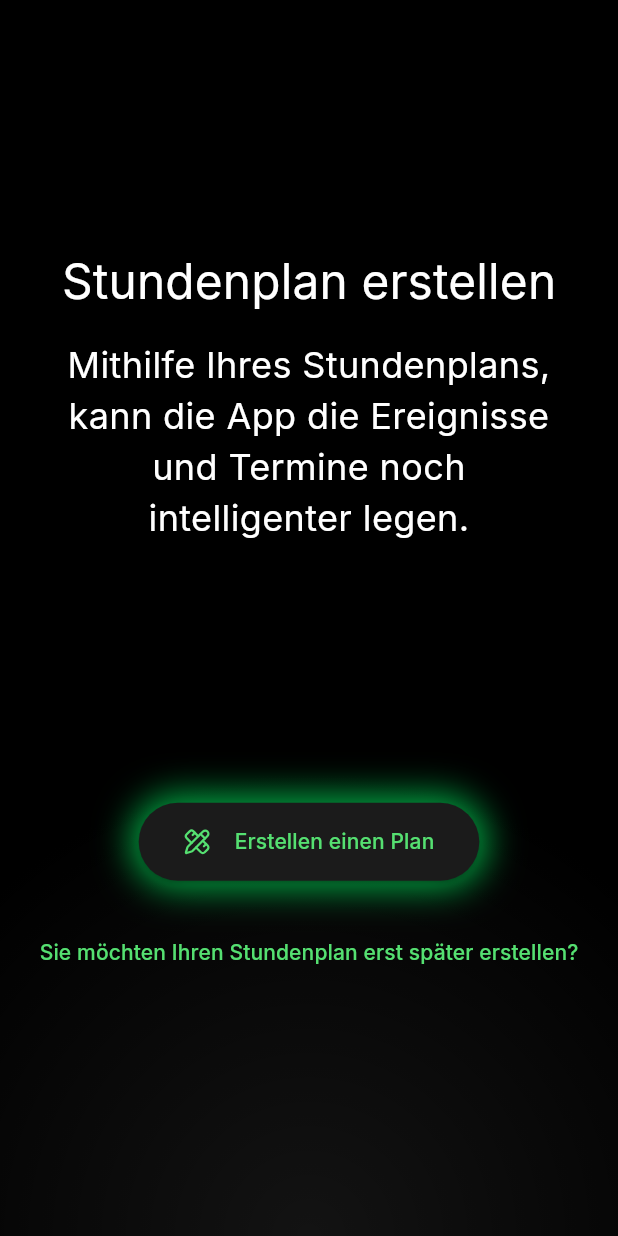
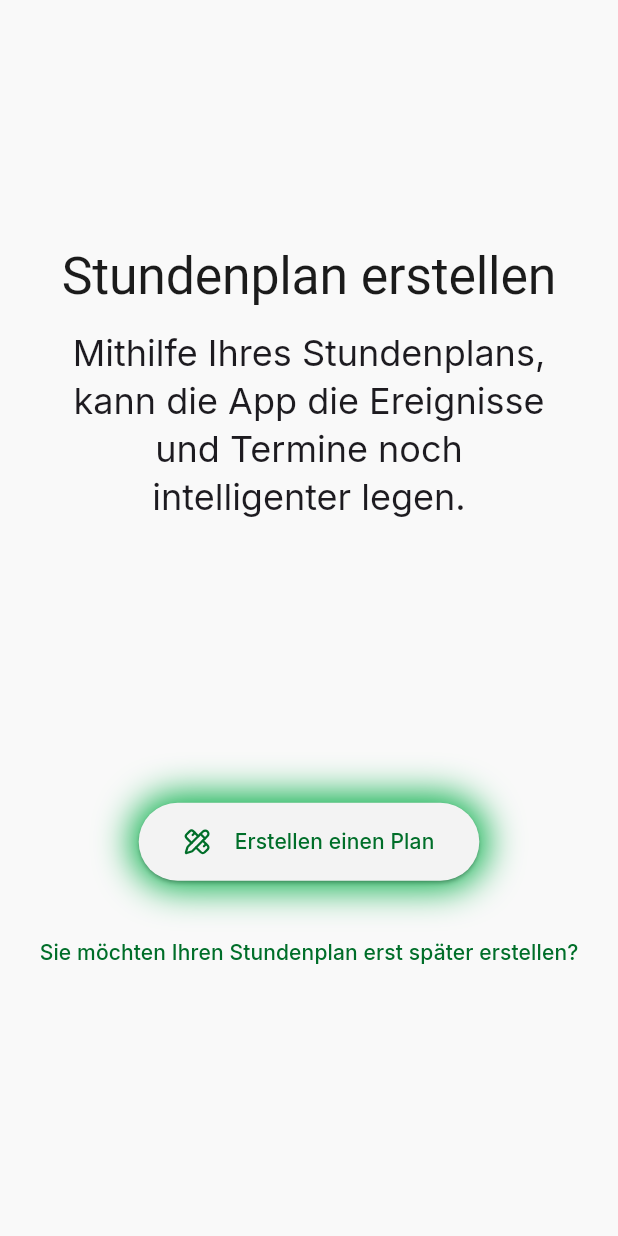
Before and after one commit to zTomz/schulplaner, a Flutter app: the screen it shows after launch, after a tap on "Starten", on a phone screen of 412 x 824 dp. Run offline on Flutter 3.47's test engine with Material 3 defaults, Android fonts, the phone set to English and light mode, and no system bars; our stand-ins replace auto_route, equatable, firebase_auth, firebase_core, flutter_colorpicker, flutter_hooks and 2 more; accounts and stored records are empty; generated files the repository leaves out were written again.

Commit message:
UI updates + light mode added

```diff
--- a/lib/common/widgets/custom_app_bar.dart
+++ b/lib/common/widgets/custom_app_bar.dart
@@ -1,5 +1,4 @@
 import 'package:flutter/material.dart';
-import 'package:schulplaner/config/theme/text_styles.dart';
 
 class CustomAppBar extends StatelessWidget implements PreferredSizeWidget {
   final Widget title;
@@ -19,7 +18,7 @@ class CustomAppBar extends StatelessWidget implements PreferredSizeWidget {
       elevation: 0,
       toolbarHeight: 115,
       title: DefaultTextStyle(
-        style: TextStyles.title,
+        style: Theme.of(context).textTheme.displayLarge!,
         child: title,
       ),
       actions: actions,
--- a/lib/common/widgets/gradient_scaffold.dart
+++ b/lib/common/widgets/gradient_scaffold.dart
@@ -11,15 +11,14 @@ class GradientScaffold extends StatelessWidget {
   /// Optional. The floating action button of the scaffold.
   final Widget? floatingActionButton;
 
-  /// Optional. The color of the gradient. Default is [AppColors.primaryColor].
-  final Color? color;
+  final bool withoutGradient;
 
   const GradientScaffold({
     super.key,
     required this.body,
     this.appBar,
     this.floatingActionButton,
-    this.color = AppColors.primaryColor,
+    this.withoutGradient = false,
   });
 
   @override
@@ -29,13 +28,13 @@ class GradientScaffold extends StatelessWidget {
       body: Stack(
         children: [
           Container(
-            decoration: BoxDecoration(
+            decoration: withoutGradient ? null : BoxDecoration(
               gradient: RadialGradient(
                 center: Alignment.bottomCenter,
                 radius: 0.75,
                 colors: [
-                  color!,
-                  AppColors.backgroundColor,
+                  Theme.of(context).colorScheme.primaryContainer,
+                  Theme.of(context).colorScheme.surface,
                 ],
               ),
             ),
--- a/lib/config/theme/app_theme.dart
+++ b/lib/config/theme/app_theme.dart
@@ -2,6 +2,44 @@ import 'package:flutter/material.dart';
 import 'package:google_fonts/google_fonts.dart';
 
 abstract class AppTheme {
+  static final ThemeData lightTheme = ThemeData(
+    brightness: Brightness.light,
+    colorScheme: lightScheme(),
+    visualDensity: VisualDensity.standard,
+    textTheme: GoogleFonts.interTextTheme(
+      ThemeData(
+        brightness: Brightness.light,
+      ).textTheme,
+    ).copyWith(
+      displayLarge: const TextStyle(
+        fontSize: 70,
+      ),
+      displayMedium: const TextStyle(
+        fontSize: 50,
+      ),
+    ),
+    elevatedButtonTheme: ElevatedButtonThemeData(
+      style: ElevatedButton.styleFrom(
+        padding: const EdgeInsets.symmetric(
+          horizontal: 30,
+          vertical: 16,
+        ),
+      ),
+    ),
+    floatingActionButtonTheme: const FloatingActionButtonThemeData(
+      backgroundColor: Color(0xffeeeeee), // Surface container
+      foregroundColor: Color(0xff006e29), // Primary
+    ),
+    iconTheme: const IconThemeData(
+      color: Color(0xff1b1b1b), // On surface
+    ),
+    iconButtonTheme: IconButtonThemeData(
+      style: IconButton.styleFrom(
+        foregroundColor: const Color(0xff1b1b1b), // On surface
+      ),
+    ),
+  );
+
   static final ThemeData darkTheme = ThemeData(
     brightness: Brightness.dark,
     colorScheme: darkScheme(),
@@ -37,6 +75,57 @@ abstract class AppTheme {
       ),
     ),
   );
+
+  static ColorScheme lightScheme() {
+    return const ColorScheme(
+      brightness: Brightness.light,
+      primary: Color(0xff006e29),
+      surfaceTint: Color(0xff006e29),
+      onPrimary: Color(0xffffffff),
+      primaryContainer: Color(0xff24ba50),
+      onPrimaryContainer: Color(0xff001c05),
+      secondary: Color(0xff003ece),
+      onSecondary: Color(0xffffffff),
+      secondaryContainer: Color(0xff3965ff),
+      onSecondaryContainer: Color(0xffffffff),
+      tertiary: Color(0xff005db8),
+      onTertiary: Color(0xffffffff),
+      tertiaryContainer: Color(0xff68a2ff),
+      onTertiaryContainer: Color(0xff001634),
+      error: Color(0xffba1a1a),
+      onError: Color(0xffffffff),
+      errorContainer: Color(0xffffdad6),
+      onErrorContainer: Color(0xff410002),
+      surface: Color(0xfff9f9f9),
+      onSurface: Color(0xff1b1b1b),
+      onSurfaceVariant: Color(0xff444748),
+      outline: Color(0xff747878),
+      outlineVariant: Color(0xffc4c7c7),
+      shadow: Color(0xff000000),
+      scrim: Color(0xff000000),
+      inverseSurface: Color(0xff303030),
+      inversePrimary: Color(0xff55e071),
+      primaryFixed: Color(0xff73fe8a),
+      onPrimaryFixed: Color(0xff002107),
+      primaryFixedDim: Color(0xff55e071),
+      onPrimaryFixedVariant: Color(0xff00531d),
+      secondaryFixed: Color(0xffdde1ff),
+      onSecondaryFixed: Color(0xff001454),
+      secondaryFixedDim: Color(0xffb8c4ff),
+      onSecondaryFixedVariant: Color(0xff0037ba),
+      tertiaryFixed: Color(0xffd6e3ff),
+      onTertiaryFixed: Color(0xff001b3e),
+      tertiaryFixedDim: Color(0xffaac7ff),
+      onTertiaryFixedVariant: Color(0xff00458d),
+      surfaceDim: Color(0xffdadada),
+      surfaceBright: Color(0xfff9f9f9),
+      surfaceContainerLowest: Color(0xffffffff),
+      surfaceContainerLow: Color(0xfff3f3f3),
+      surfaceContainer: Color(0xffeeeeee),
+      surfaceContainerHigh: Color(0xffe8e8e8),
+      surfaceContainerHighest: Color(0xffe2e2e2),
+    );
+  }
 
   static ColorScheme darkScheme() {
     return const ColorScheme(
--- a/lib/config/theme/text_styles.dart
+++ /dev/null
@@ -1,19 +0,0 @@
-import 'package:flutter/material.dart';
-import 'package:schulplaner/config/theme/app_colors.dart';
-
-abstract class TextStyles {
-  static const TextStyle titleLarge = TextStyle(
-    color: AppColors.foregroundColor,
-    fontSize: 70,
-  );
-
-  static const TextStyle title = TextStyle(
-    color: AppColors.foregroundColor,
-    fontSize: 50,
-  );
-
-  static const TextStyle body = TextStyle(
-    color: AppColors.foregroundColor,
-    fontSize: 24,
-  );
-}
--- a/lib/features/account_creation/pages/create_weekly_schedule_page.dart
+++ b/lib/features/account_creation/pages/create_weekly_schedule_page.dart
@@ -12,7 +12,6 @@ import 'package:schulplaner/common/widgets/gradient_scaffold.dart';
 import 'package:schulplaner/common/widgets/weekly_schedule/weekly_schedule.dart';
 import 'package:schulplaner/config/routes/router.gr.dart';
 import 'package:schulplaner/common/constants/numbers.dart';
-import 'package:schulplaner/config/theme/text_styles.dart';
 import 'package:schulplaner/features/account_creation/models/create_weekly_schedule_data.dart';
 
 class CreateWeeklySchedulePage extends HookWidget {
@@ -32,9 +31,9 @@ class CreateWeeklySchedulePage extends HookWidget {
 
     return GradientScaffold(
       appBar: CustomAppBar(
-        title: const Text(
+        title:  Text(
           "Stundenplan erstellen",
-          style: TextStyles.title,
+          style: Theme.of(context).textTheme.displayLarge,
         ),
         actions: [
           Row(
--- a/lib/features/account_creation/pages/sign_up_sign_in_page.dart
+++ b/lib/features/account_creation/pages/sign_up_sign_in_page.dart
@@ -10,7 +10,6 @@ import 'package:schulplaner/common/widgets/custom_text_field.dart';
 import 'package:schulplaner/common/widgets/gradient_scaffold.dart';
 import 'package:schulplaner/common/constants/numbers.dart';
 import 'package:schulplaner/config/routes/router.gr.dart';
-import 'package:schulplaner/config/theme/text_styles.dart';
 import 'package:schulplaner/features/account_creation/models/create_weekly_schedule_data.dart';
 
 @RoutePage()
@@ -46,7 +45,7 @@ class SignUpSignInPage extends HookWidget {
             children: [
               Text(
                 isSigningUp.value ? "Account erstellen" : "Anmelden",
-                style: TextStyles.title,
+                style: Theme.of(context).textTheme.displayLarge,
                 textAlign: TextAlign.center,
               ),
               const SizedBox(height: Spacing.small),
@@ -54,7 +53,7 @@ class SignUpSignInPage extends HookWidget {
                 isSigningUp.value
                     ? "Zuletzt müssen Sie einen Account erstellen, dann kann es losgehen!"
                     : "Melden Sie sich nun noch bei Ihrem Account an, um loszulegen.",
-                style: TextStyles.body,
+                style: Theme.of(context).textTheme.headlineSmall,
                 textAlign: TextAlign.center,
                 softWrap: true,
               ),
--- a/lib/features/account_creation/widgets/account_creation_layout.dart
+++ b/lib/features/account_creation/widgets/account_creation_layout.dart
@@ -2,7 +2,6 @@ import 'package:flutter/material.dart';
 import 'package:schulplaner/common/widgets/gradient_scaffold.dart';
 import 'package:schulplaner/config/theme/app_colors.dart';
 import 'package:schulplaner/common/constants/numbers.dart';
-import 'package:schulplaner/config/theme/text_styles.dart';
 
 class AccountCreationLayout extends StatelessWidget {
   /// The title of the layout
@@ -40,7 +39,7 @@ class AccountCreationLayout extends StatelessWidget {
   @override
   Widget build(BuildContext context) {
     return GradientScaffold(
-      color: buttonHasShadow ? Colors.transparent : AppColors.primaryColor,
+      withoutGradient: buttonHasShadow,
       body: Padding(
         padding: EdgeInsets.symmetric(
           vertical: MediaQuery.sizeOf(context).height * 0.2,
@@ -55,14 +54,14 @@ class AccountCreationLayout extends StatelessWidget {
                     FittedBox(
                       child: Text(
                         title,
-                        style: TextStyles.titleLarge,
+                        style: Theme.of(context).textTheme.displayLarge,
                         textAlign: TextAlign.center,
                       ),
                     ),
                     const SizedBox(height: Spacing.medium),
                     Text(
                       description,
-                      style: TextStyles.body,
+                      style: Theme.of(context).textTheme.headlineSmall,
                       textAlign: TextAlign.center,
                       softWrap: true,
                     ),
--- a/lib/features/app_navigation/widgets/custom_navigation_rail.dart
+++ b/lib/features/app_navigation/widgets/custom_navigation_rail.dart
@@ -41,7 +41,7 @@ class CustomNavigationRail extends StatelessWidget {
       curve: Curves.decelerate,
       width: extended ? _kExtendedRailWidth : _kRailWidth,
       decoration: BoxDecoration(
-        color: Theme.of(context).colorScheme.surface,
+        color: Theme.of(context).colorScheme.surfaceContainer,
       ),
       child: SafeArea(
         child: Column(
@@ -113,7 +113,7 @@ class CustomNavigationRail extends StatelessWidget {
                             color:
                                 selectedIndex == destinations.indexOf(destination)
                                     ? Theme.of(context).colorScheme.primary
-                                    : null,
+                                    : Theme.of(context).colorScheme.surfaceContainerHigh,
                             shape: const CircleBorder(),
                             child: InkWell(
                               onTap: () => onDestinationSelected(
```
Also changed, not shown: lib/features/calendar/calendar_page.dart (+2 -7 lines), lib/features/weekly_schedule/weekly_schedule_page.dart (+3 -5 lines), lib/main.dart (+2 -24 lines).
